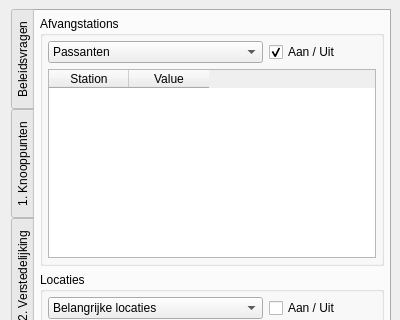
First picture: the form in KPOpilot/kpo_datasysteem_pilot_dockwidget_base.ui, repository Deltametropool/kpo-pilot, before the edit; both pictures show x 0 to 400 and y 0 to 320 of the 400 by 622 pixel window.
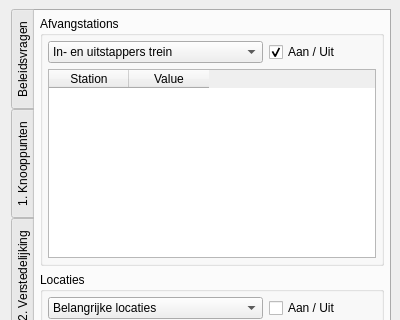
Second picture: the form after the edit. The open tabs and pages were chosen to show the change.

The edit to the form file:
```diff
--- a/KPOpilot/kpo_datasysteem_pilot_dockwidget_base.ui
+++ b/KPOpilot/kpo_datasysteem_pilot_dockwidget_base.ui
@@ -720,11 +720,6 @@
            </property>
            <item row="0" column="0">
             <widget class="QComboBox" name="overbelastAttributeCombo">
-             <item>
-              <property name="text">
-               <string>Passanten</string>
-              </property>
-             </item>
              <item>
               <property name="text">
                <string>In- en uitstappers trein</string>
```
Left out of the diff: 22 changed lines with no effect on the pictures.
